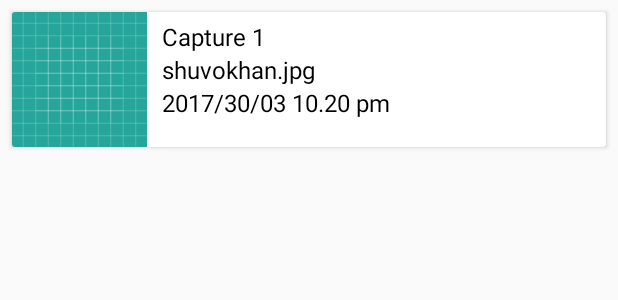
After one commit to jannatsuha/Project3-Tour-mate-, an Android app: the layout view_all_moment_row.xml on its own in the app's theme, with its tools: preview values and no code run, on a phone screen of 412 x 824 dp. The commit adds this screen. Shown: the top 300 px of the screen. Run offline under Robolectric (Android 15) with nearby library versions, the phone set to English and light mode, and no system bars.

Commit message:
View All Moment Section Has Been Complite(Shuvo)

```diff
--- a/app/src/main/java/com/group/avengers/tourmate/Classes/CameraContainer.java
+++ b/app/src/main/java/com/group/avengers/tourmate/Classes/CameraContainer.java
@@ -14,7 +14,11 @@ public class CameraContainer {
 
     }
 
-    public CameraContainer(String name, String url,String dateTime) {
+    public CameraContainer(String id) {
+        this.id = id;
+    }
+
+    public CameraContainer(String name, String url, String dateTime) {
 
         this.imageName = name;
         this.imageURL= url;
--- /dev/null
+++ b/app/src/main/res/layout/view_all_moment_row.xml
@@ -0,0 +1,59 @@
+<?xml version="1.0" encoding="utf-8"?>
+<LinearLayout
+    xmlns:android="http://schemas.android.com/apk/res/android"
+    android:layout_width="match_parent"
+    android:orientation="vertical"
+    android:layout_height="wrap_content">
+
+    <android.support.v7.widget.CardView
+        android:layout_width="match_parent"
+        android:layout_height="wrap_content"
+        android:layout_margin="8dp"
+        android:padding="8dp">
+
+    <LinearLayout
+        android:orientation="horizontal"
+        android:layout_width="match_parent"
+        android:layout_height="match_parent">
+
+        <ImageView
+            android:id="@+id/image_display_moment"
+            android:scaleType="centerCrop"
+            android:src="@drawable/ic_launcher_background"
+            android:layout_width="90dp"
+            android:layout_height="90dp" />
+
+        <LinearLayout
+            android:layout_marginLeft="10dp"
+            android:layout_weight="2"
+            android:layout_width="0dp"
+            android:orientation="vertical"
+            android:layout_height="match_parent">
+            <TextView
+                android:id="@+id/txt_Capture_moment"
+                android:layout_marginTop="5dp"
+                android:textSize="16sp"
+                android:textColor="@android:color/black"
+                android:text="Capture 1"
+                android:layout_width="wrap_content"
+                android:layout_height="wrap_content" />
+            <TextView
+                android:id="@+id/txt_imageName_moment"
+                android:textSize="16sp"
+                android:textColor="@android:color/black"
+                android:text="shuvokhan.jpg"
+                android:layout_width="wrap_content"
+                android:layout_height="wrap_content" />
+            <TextView
+                android:id="@+id/txt_imageDateandTime_moment"
+                android:textSize="16sp"
+                android:textColor="@android:color/black"
+                android:text="2017/30/03 10.20 pm"
+                android:layout_width="wrap_content"
+                android:layout_height="wrap_content" />
+        </LinearLayout>
+
+    </LinearLayout>
+
+    </android.support.v7.widget.CardView>
+</LinearLayout>
```
Also changed, not shown: app/src/main/java/com/group/avengers/tourmate/Adapters/View_All_moment_adapter.java (added, +81 -0 lines), app/src/main/java/com/group/avengers/tourmate/Fragments/EventDetailFragment.java (+12 -0 lines), app/src/main/java/com/group/avengers/tourmate/Fragments/TakeAphotoFragment.java (+9 -6 lines), app/src/main/java/com/group/avengers/tourmate/Fragments/View_All_Moment_fragment.java (added, +95 -0 lines), app/src/main/java/com/group/avengers/tourmate/MainActivity.java (+14 -0 lines), app/src/main/res/layout/fragment_view__all__moment_fragment.xml (added, +25 -0 lines).
